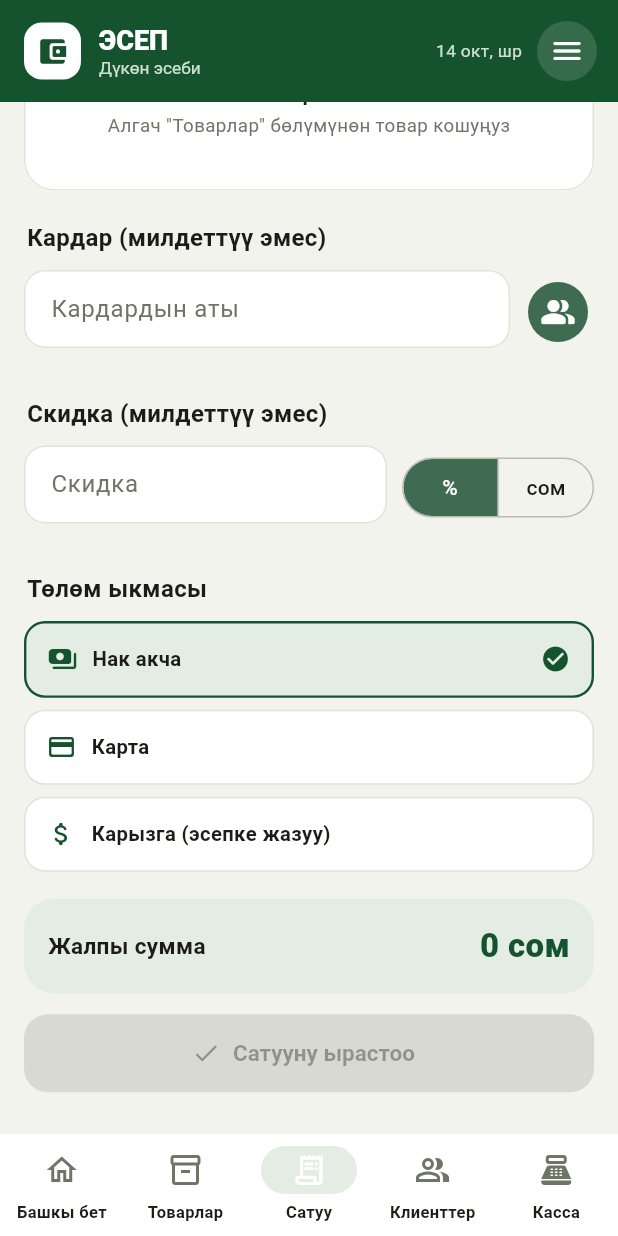
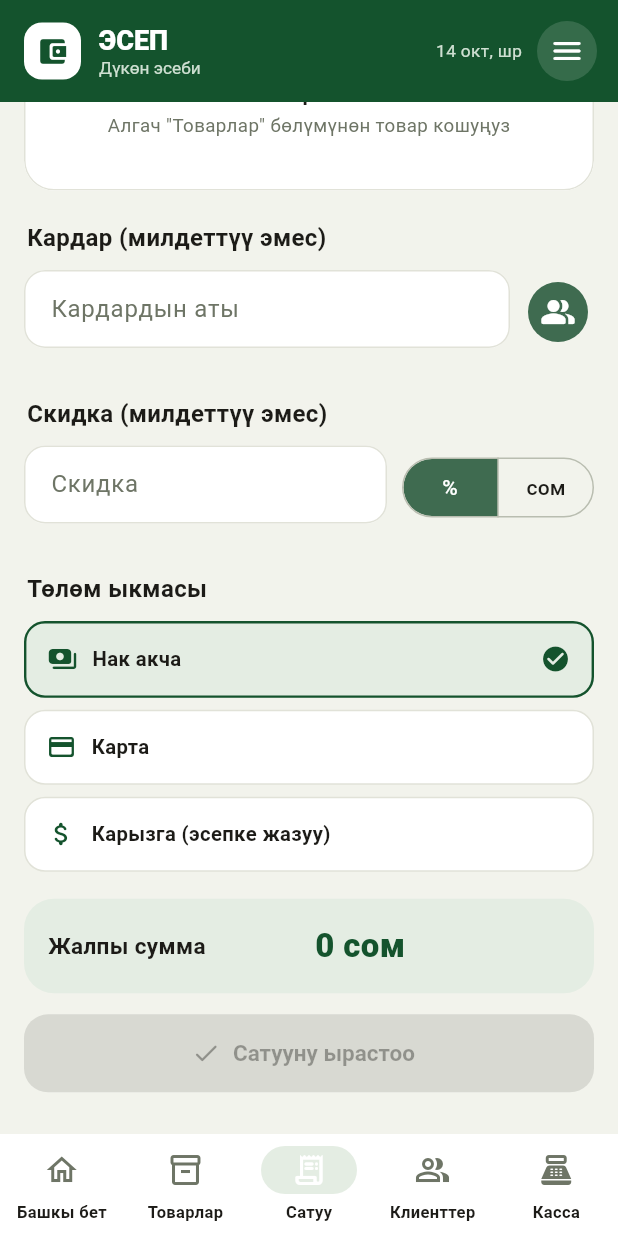
Before and after one commit to ysmaiilov/esep_pro, a Flutter app: the screen it shows after launch, item 3 of the bottom bar chosen, scrolled down 311 dp, on a phone screen of 412 x 824 dp. Run offline on Flutter 3.47's test engine with Material 3 defaults, Android fonts, the phone set to English and light mode, and no system bars; our stand-ins replace file_picker, pdf, printing, share_plus, shared_preferences.

Commit message:
Fix overflow in TotalCard: long totals no longer spill out of the card
Co-Authored-By: Claude Haiku 5.5 <noreply@anthropic.com>
Claude-Session: https://claude.ai/code/session_018jCY9wrVk54qBTLQj6rcst

```diff
--- a/lib/ui.dart
+++ b/lib/ui.dart
@@ -520,9 +520,19 @@ class TotalCard extends StatelessWidget {
         border: Colors.transparent,
         child: Column(children: [
           ...extra,
-          Row(mainAxisAlignment: MainAxisAlignment.spaceBetween, children: [
-            Text(label, style: const TextStyle(fontWeight: FontWeight.w700, fontSize: 15)),
-            Text(value, style: mono(size: 22, color: c.cs.primary, w: FontWeight.w800)),
+          Row(crossAxisAlignment: CrossAxisAlignment.center, children: [
+            Expanded(
+              child: Text(label, style: const TextStyle(fontWeight: FontWeight.w700, fontSize: 15)),
+            ),
+            const SizedBox(width: 8),
+            // Сумма узун болсо да кутуга батсын: кичирейтип, сызыкка батырат
+            Flexible(
+              child: FittedBox(
+                fit: BoxFit.scaleDown,
+                alignment: Alignment.centerRight,
+                child: Text(value, maxLines: 1, style: mono(size: 22, color: c.cs.primary, w: FontWeight.w800)),
+              ),
+            ),
           ]),
         ]),
       );
```
